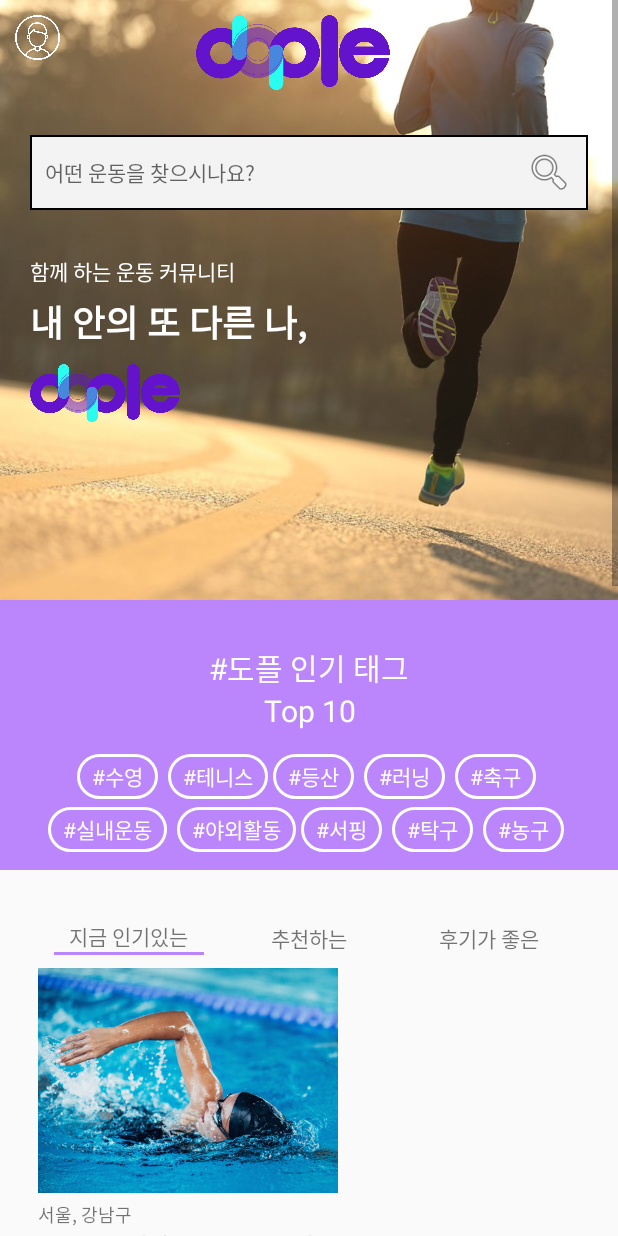
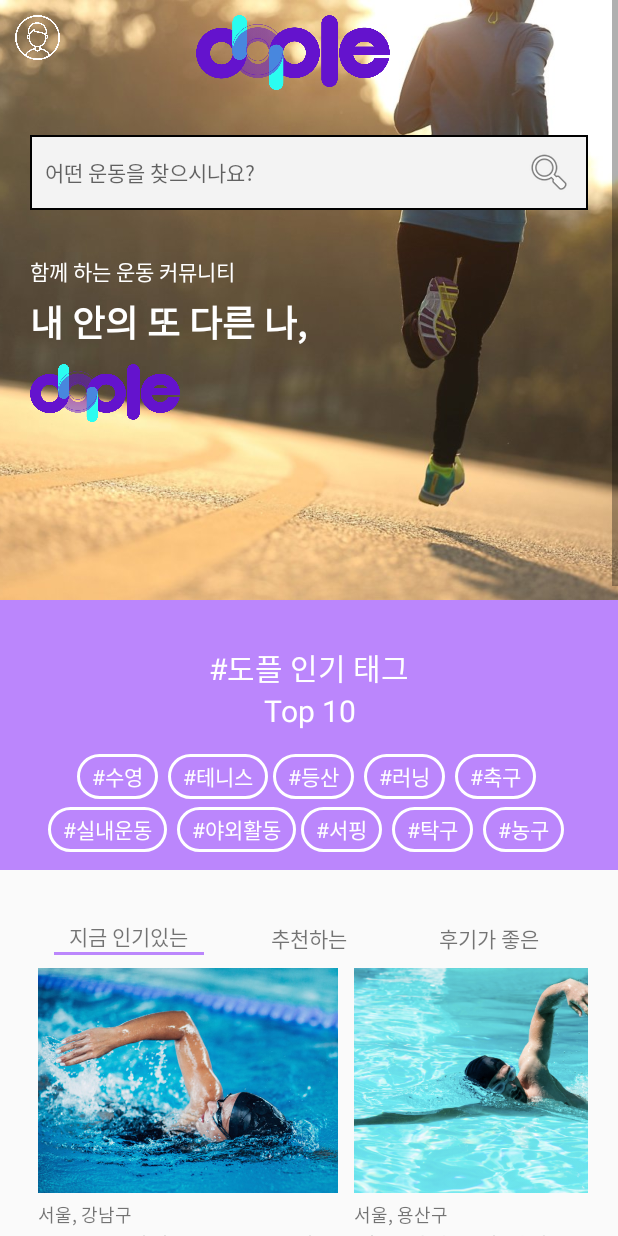
Before and after one commit to jspark79/dople, an Android app: the DopleHomeActivity screen opened directly, with no data from a screen before it, on a phone screen of 412 x 824 dp. Run offline under Robolectric (Android 15) with nearby library versions, the phone set to English and light mode, and no system bars; Roboto replaces fonts that are not available here.

Commit message:
1. home 수영 아이템 추가 2. my info 에서 가입 정보 연동

```diff
--- a/app/src/main/java/com/dople/activity/DopleMainActivity.java
+++ b/app/src/main/java/com/dople/activity/DopleMainActivity.java
@@ -13,6 +13,7 @@ import android.widget.TextView;
 import android.widget.Toast;
 
 import com.dople.R;
+import com.dople.util.Config;
 import com.dople.util.SimpleStore;
 import com.google.android.gms.tasks.OnCompleteListener;
 import com.google.android.gms.tasks.Task;
@@ -101,7 +102,9 @@ public class DopleMainActivity extends AppCompatActivity implements View.OnClick
                                         Log.v("dople", "task. success()");
                                         FirebaseUser user = FirebaseAuth.getInstance().getCurrentUser();
                                         if (user.isEmailVerified()) {
-                                            SimpleStore.saveString(DopleMainActivity.this, "kickname", user.getDisplayName());
+                                            SimpleStore.saveString(DopleMainActivity.this, Config.KICK_NAME, user.getDisplayName());
+                                            SimpleStore.saveString(DopleMainActivity.this, Config.USER_EMAIL, user.getEmail());
+//                                            SimpleStore.saveString(DopleMainActivity.this, Config.USER_NAME, user.getDisplayName());
                                             Intent intent = new Intent(DopleMainActivity.this, DopleHomeActivity.class);
                                             intent.setFlags(Intent.FLAG_ACTIVITY_CLEAR_TASK);
                                             intent.addFlags(Intent.FLAG_ACTIVITY_NEW_TASK);
--- a/app/src/main/java/com/dople/activity/DopleMyInfoActivity.java
+++ b/app/src/main/java/com/dople/activity/DopleMyInfoActivity.java
@@ -8,11 +8,13 @@ import android.os.Bundle;
 import android.view.View;
 import android.widget.ImageButton;
 import android.widget.RelativeLayout;
+import android.widget.TextView;
 
 import com.dople.R;
+import com.dople.util.Config;
+import com.dople.util.SimpleStore;
 
 public class DopleMyInfoActivity extends AppCompatActivity implements View.OnClickListener {
-
     @Override
     protected void onCreate(Bundle savedInstanceState) {
         super.onCreate(savedInstanceState);
@@ -27,6 +29,11 @@ public class DopleMyInfoActivity extends AppCompatActivity implements View.OnCli
 
         ImageButton backBtn = (ImageButton) findViewById(R.id.dople_myinfo_back_btn);
 
+        TextView userName = (TextView) findViewById(R.id.dople_myinfo_user_name);
+        TextView userEmail = (TextView) findViewById(R.id.dople_myinfo_user_email);
+
+        userName.setText(SimpleStore.getString(this, Config.KICK_NAME));
+        userEmail.setText(SimpleStore.getString(this, Config.USER_EMAIL));
 
         backBtn.setColorFilter(Color.parseColor("#ffffff"));
         backBtn.setOnClickListener(this);
--- a/app/src/main/java/com/dople/activity/DopleRegisterActivity.java
+++ b/app/src/main/java/com/dople/activity/DopleRegisterActivity.java
@@ -14,6 +14,7 @@ import android.widget.Spinner;
 import android.widget.TextView;
 
 import com.dople.R;
+import com.dople.util.Config;
 import com.dople.util.SimpleStore;
 
 public class DopleRegisterActivity extends AppCompatActivity implements View.OnClickListener{
@@ -32,7 +33,7 @@ public class DopleRegisterActivity extends AppCompatActivity implements View.OnC
         ((Button)findViewById(R.id.dolpe_regiter_confirm_btn)).setOnClickListener(this);
 
         TextView kickname = (TextView) findViewById(R.id.dople_login_register_kickname);
-        kickname.setText(SimpleStore.getString(this, "kickname"));
+        kickname.setText(SimpleStore.getString(this, Config.KICK_NAME));
 
         Spinner spinner_sex = (Spinner) findViewById(R.id.dolpe_register_sex);
         Spinner spinner_age = (Spinner) findViewById(R.id.dolpe_register_age);
--- /dev/null
+++ b/app/src/main/java/com/dople/util/Config.java
@@ -0,0 +1,8 @@
+package com.dople.util;
+
+public class Config {
+    public final static String KICK_NAME = "kick_name";
+    public final static String USER_NAME = "user_name";
+    public final static String USER_EMAIL = "user_email";
+
+}
--- a/app/src/main/java/com/dople/util/SimpleStore.java
+++ b/app/src/main/java/com/dople/util/SimpleStore.java
@@ -3,9 +3,6 @@ package com.dople.util;
 
 import android.content.Context;
 import android.content.SharedPreferences;
-
-
-//SimpleStore.saveString(this, Config.KEY_PASSWORD, "0000");
 
 public class SimpleStore {
     private 	static SharedPreferences m_Pref = null;
--- a/app/src/main/res/layout/activity_dople_home.xml
+++ b/app/src/main/res/layout/activity_dople_home.xml
@@ -441,6 +441,67 @@
                                     android:paddingStart="10dp"
                                     android:paddingEnd="10dp"
                                     android:text="#초급자"
+                                    android:textColor="@color/purple_200" />
+
+
+                            </LinearLayout>
+                        </LinearLayout>
+
+                        <LinearLayout
+                            android:layout_width="200dp"
+                            android:layout_height="wrap_content"
+                            android:layout_marginStart="5dp"
+                            android:layout_marginEnd="5dp"
+                            android:orientation="vertical">
+
+                            <ImageView
+                                android:layout_width="wrap_content"
+                                android:layout_height="150dp"
+                                android:scaleType="centerCrop"
+                                android:src="@drawable/home_swimming_2" />
+
+                            <TextView
+                                android:layout_width="match_parent"
+                                android:layout_height="wrap_content"
+                                android:layout_marginTop="5dp"
+                                android:text="서울, 용산구"
+                                android:textSize="12sp" />
+
+                            <TextView
+                                android:layout_width="match_parent"
+                                android:layout_height="wrap_content"
+                                android:text="평일 새벽 수영 첼린지"
+                                android:textColor="@color/black"
+                                android:textSize="16sp" />
+
+                            <LinearLayout
+                                android:layout_width="wrap_content"
+                                android:layout_height="wrap_content"
+                                android:layout_marginTop="10dp"
+                                android:orientation="horizontal">
+
+                                <TextView
+                                    android:layout_width="wrap_content"
+                                    android:layout_height="30dp"
+                                    android:layout_marginLeft="3dp"
+                                    android:layout_marginEnd="3dp"
+                                    android:background="@drawable/outline_round_empty_textview"
+                                    android:gravity="center"
+                                    android:paddingStart="10dp"
+                                    android:paddingEnd="10dp"
+                                    android:text="#수영"
+                                    android:textColor="@color/purple_200" />
+
+                                <TextView
+                                    android:layout_width="wrap_content"
+                                    android:layout_height="30dp"
+                                    android:layout_marginLeft="3dp"
+                                    android:layout_marginEnd="3dp"
+                                    android:background="@drawable/outline_round_empty_textview"
+                                    android:gravity="center"
+                                    android:paddingStart="10dp"
+                                    android:paddingEnd="10dp"
+                                    android:text="#첼린지"
                                     android:textColor="@color/purple_200" />
 
 
--- a/app/src/main/res/layout/activity_dople_my_info.xml
+++ b/app/src/main/res/layout/activity_dople_my_info.xml
@@ -40,7 +40,6 @@
 
 
         <ImageView
-            android:id="@+id/imageView8"
             android:layout_width="80dp"
             android:layout_height="80dp"
             android:layout_marginStart="30dp"
@@ -48,21 +47,19 @@
             app:srcCompat="@drawable/_11_user" />
 
         <TextView
-            android:id="@+id/textView9"
+            android:id="@+id/dople_myinfo_user_name"
             android:layout_width="wrap_content"
             android:layout_height="wrap_content"
             android:layout_marginStart="140dp"
             android:layout_marginTop="40dp"
-            android:text="도플이"
             android:textSize="20sp" />
 
         <TextView
-            android:id="@+id/textView17"
+            android:id="@+id/dople_myinfo_user_email"
             android:layout_width="wrap_content"
             android:layout_height="wrap_content"
             android:layout_marginStart="140dp"
-            android:layout_marginTop="70dp"
-            android:text="sr6434@wizcore.co.kr" />
+            android:layout_marginTop="70dp" />
     </RelativeLayout>
 
     <LinearLayout
```
Also changed, not shown: app/src/main/res/drawable/home_swimming_2.png (added).
